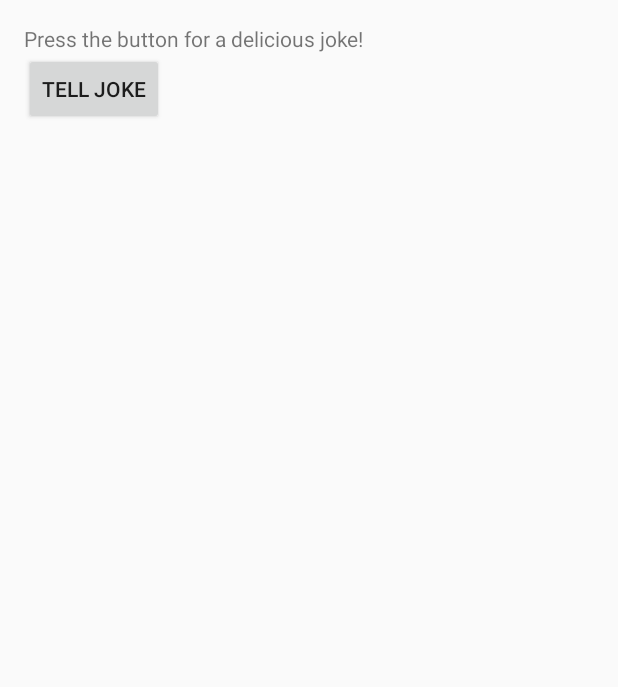
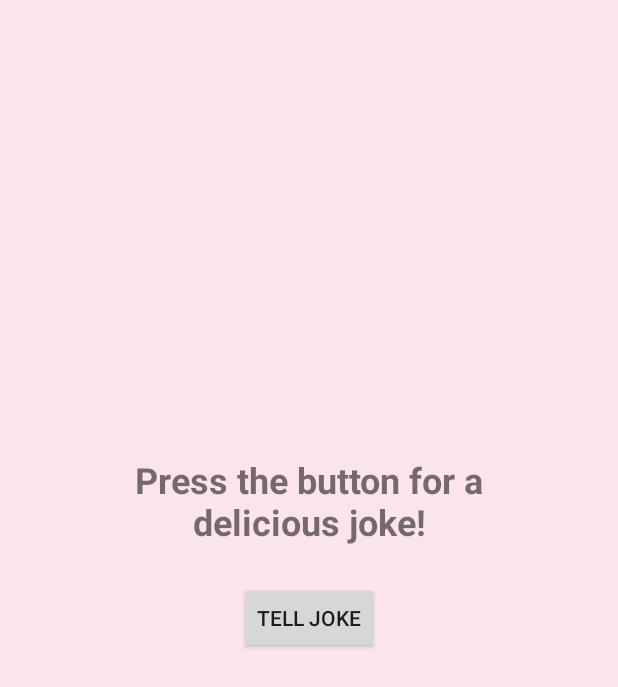
Before and after one commit to ingridsgit/joke-teller, an Android app: the layout fragment_main.xml on its own in the app's theme, with its tools: preview values and no code run, on a phone screen of 412 x 824 dp. Shown: the top 687 px of the screen. Run offline under Robolectric (Android 15) with nearby library versions, the phone set to English and light mode, and no system bars.

```diff
--- a/app/src/main/res/layout/fragment_main.xml
+++ b/app/src/main/res/layout/fragment_main.xml
@@ -7,18 +7,24 @@
     android:paddingLeft="@dimen/activity_horizontal_margin"
     android:paddingRight="@dimen/activity_horizontal_margin"
     android:paddingTop="@dimen/activity_vertical_margin"
+    android:background="@color/background"
     tools:context=".MainActivityFragment">
 
     <TextView
         android:id="@+id/instructions_text_view"
         android:layout_width="wrap_content"
         android:layout_height="wrap_content"
-        android:text="@string/instructions" />
+        android:layout_centerHorizontal="true"
+        android:layout_above="@id/joke_button"
+        android:padding="@dimen/text_view_padding"
+        android:text="@string/instructions"
+        style="@style/joke"/>
 
     <Button
         android:layout_width="wrap_content"
         android:layout_height="wrap_content"
-        android:layout_below="@+id/instructions_text_view"
+        android:id="@+id/joke_button"
+        android:layout_centerInParent="true"
         android:onClick="tellJoke"
         android:text="@string/button_text" />
 
--- a/jokedisplayer/src/main/res/layout/activity_display.xml
+++ b/jokedisplayer/src/main/res/layout/activity_display.xml
@@ -4,12 +4,13 @@
     xmlns:tools="http://schemas.android.com/tools"
     android:layout_width="match_parent"
     android:layout_height="match_parent"
-    tools:context=".DisplayActivity">
+    tools:context=".DisplayActivity"
+    android:background="@color/background">
 
     <TextView
         android:id="@+id/joke_text_view"
         android:layout_width="match_parent"
         android:layout_height="match_parent"
-        android:gravity="center"/>
+        style="@style/joke"/>
 
 </android.support.constraint.ConstraintLayout>
--- /dev/null
+++ b/jokedisplayer/src/main/res/values/colors.xml
@@ -0,0 +1,4 @@
+<?xml version="1.0" encoding="utf-8"?>
+<resources>
+    <color name="background">#fce4ec</color>
+</resources>
--- /dev/null
+++ b/jokedisplayer/src/main/res/values/dimens.xml
@@ -0,0 +1,4 @@
+<?xml version="1.0" encoding="utf-8"?>
+<resources>
+    <dimen name="text_view_padding">24dp</dimen>
+</resources>
--- /dev/null
+++ b/jokedisplayer/src/main/res/values/styles.xml
@@ -0,0 +1,9 @@
+<?xml version="1.0" encoding="utf-8"?>
+<resources>
+    <style name="joke">
+        <item name="android:gravity">center</item>
+        <item name="android:textSize">24sp</item>
+        <item name="android:fontFamily">bold</item>
+        <item name="android:textStyle">bold</item>
+    </style>
+</resources>
```
Also changed, not shown: app/build.gradle (+5 -5 lines), app/src/main/AndroidManifest.xml (+1 -10 lines), backend/src/main/java/com/udacity/gradle/builditbigger/backend/MyBean.java (deleted, +0 -15 lines), jokeLib/src/main/java/com/example/jokejavalib/JokeTeller.java (+7 -5 lines), 55 other files.
